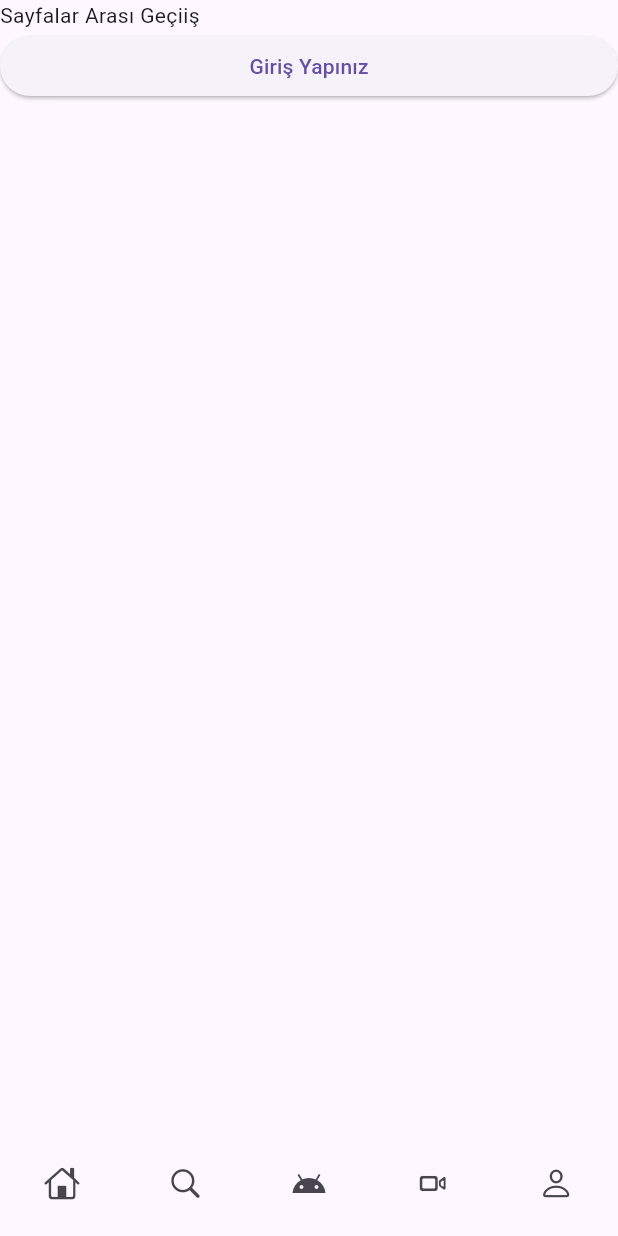
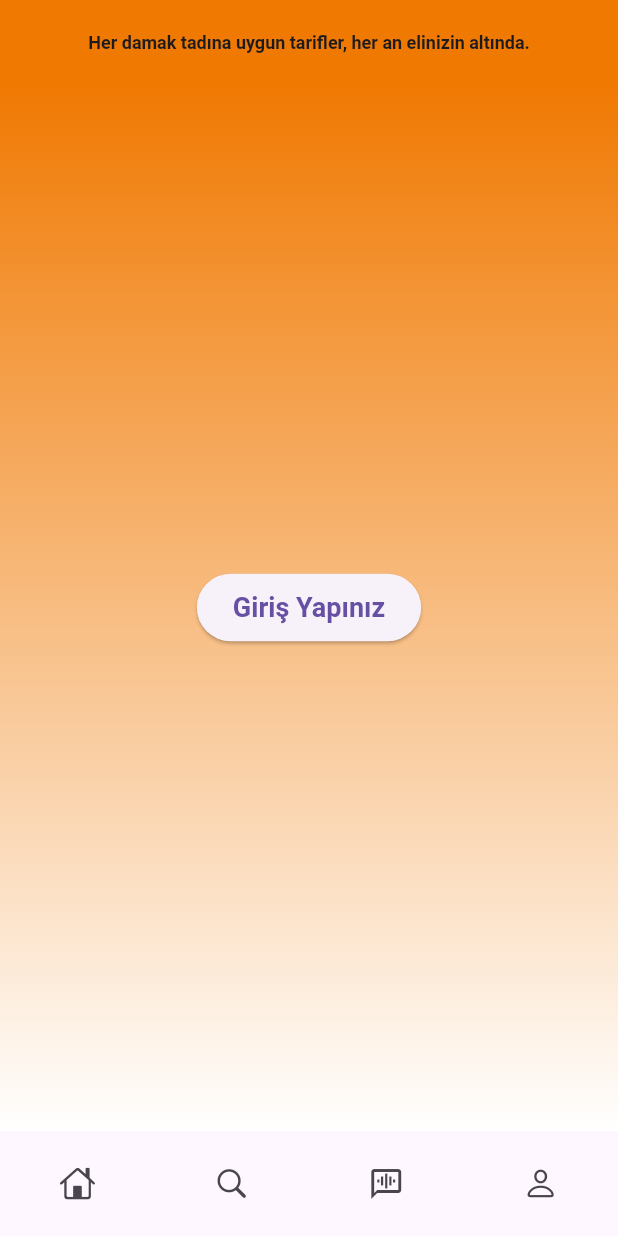
Before and after one commit to TarikKaravar/Yemekci-Flutter, a Flutter app: the ProfileScreen screen opened by its route, on a phone screen of 412 x 824 dp. Run offline on Flutter 3.47's test engine with Material 3 defaults, Android fonts, the phone set to English and light mode, and no system bars; our stand-ins replace go_router, lottie; missing offline and left inert: dotlottie_loader.

Commit message:
Arkaplan renkleri güncellendi
Uygulamaya görsel düzenlemeler yapıldı

```diff
--- a/lib/screens/profile_screen.dart
+++ b/lib/screens/profile_screen.dart
@@ -9,18 +9,48 @@
   @override
   Widget build(BuildContext context) {
     return Scaffold(
-      body: ListView(
-        children: [
-          const Text("Sayfalar Arası Geçiiş"),
-          ElevatedButton(
+      appBar: PreferredSize(
+        preferredSize: const Size.fromHeight(56), // AppBar yüksekliği
+        child: ClipRRect(
+          child: AppBar(
+            centerTitle: true,
+            backgroundColor: const Color.fromARGB(255, 240, 121, 2),
+            title: const Text(
+              'Her damak tadına uygun tarifler, her an elinizin altında.',
+              style: TextStyle(
+                fontSize: 12,
+                fontWeight: FontWeight.bold,
+              ),
+              textAlign: TextAlign.center,
+            ),
+          ),
+        ),
+      ),
+      body: Container(
+        decoration: BoxDecoration(
+          gradient: LinearGradient(
+            colors: [
+              const Color.fromARGB(255, 240, 121, 2), // Turuncu
+              Colors.white, // Beyaz
+            ],
+            begin: Alignment.topCenter,
+            end: Alignment.bottomCenter,
+          ),
+        ),
+        child: Center(
+          child: ElevatedButton(
             onPressed: () {
               context.push("/login");
             },
+            style: ElevatedButton.styleFrom(
+              padding: const EdgeInsets.symmetric(horizontal: 24, vertical: 12),
+              textStyle: const TextStyle(fontSize: 18, fontWeight: FontWeight.bold),
+            ),
             child: const Text("Giriş Yapınız"),
           ),
-        ],
-      ), // List View
+        ),
+      ),
       bottomNavigationBar: BottomMenu(),
-    ); // Scaffold
+    );
   }
 }
```
Also changed, not shown: lib/screens/home_screen.dart (+58 -48 lines), lib/screens/search_screen.dart (+22 -2 lines), lib/screens/voice_screen.dart (+22 -2 lines).
